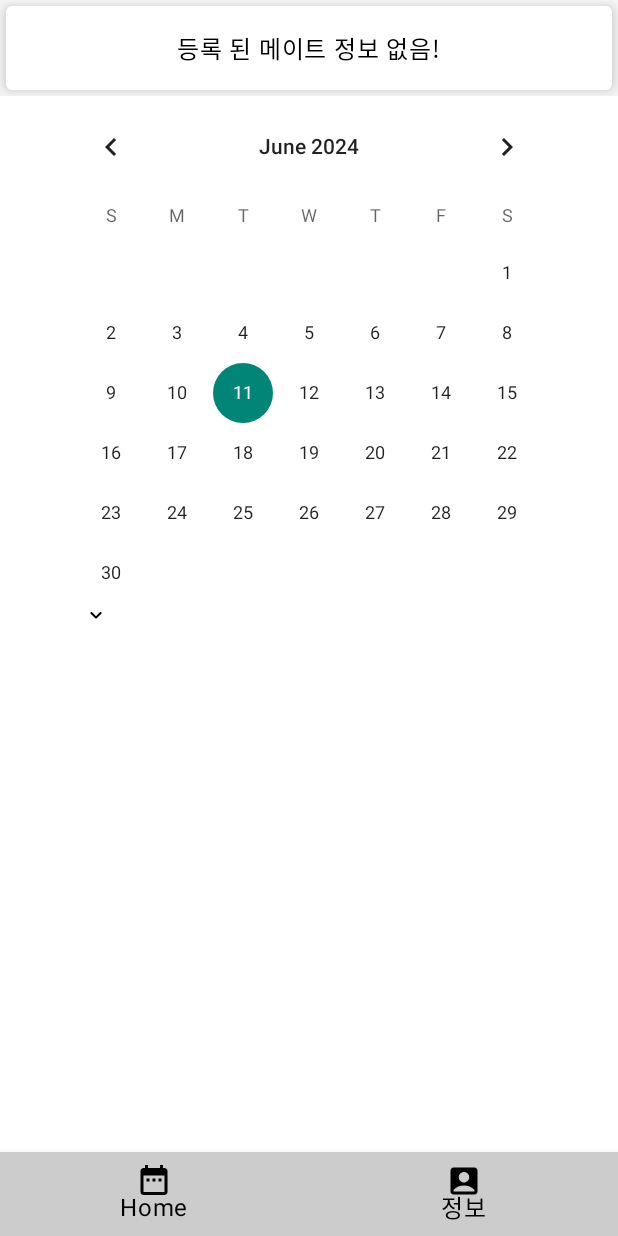
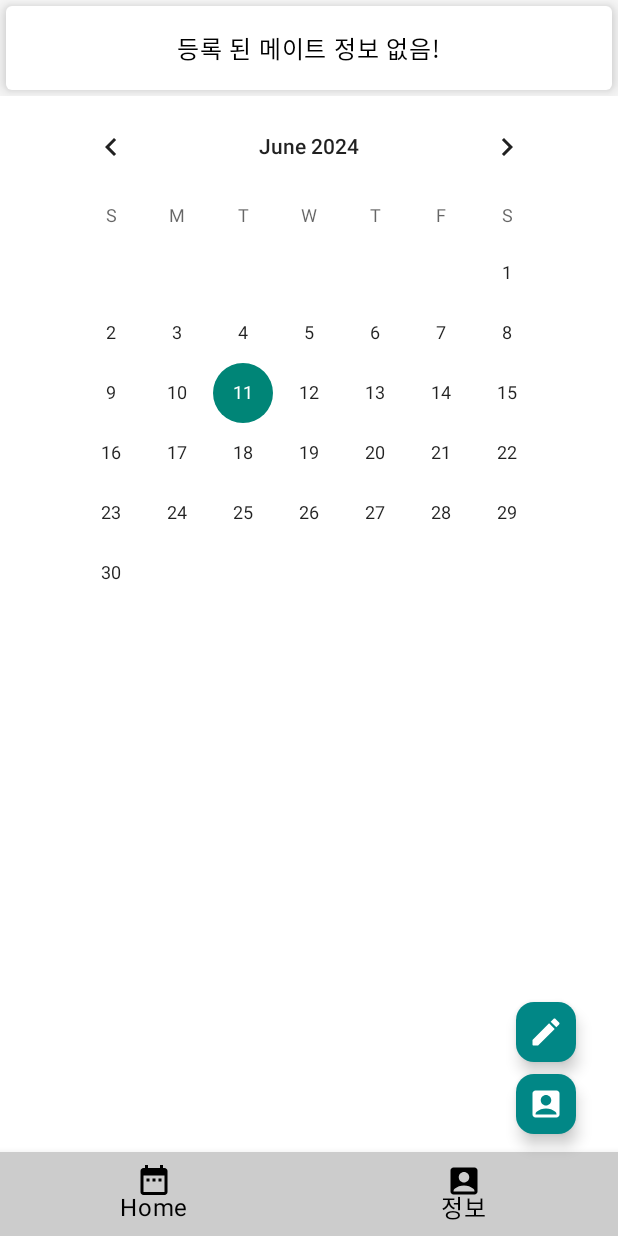
Before and after one commit to coreashield/MateDiaryProject, an Android app built with Jetpack Compose: the screen it shows after launch (MainCalenderActivity), on a phone screen of 412 x 824 dp. Run offline under Robolectric (Android 15) with nearby library versions, the phone set to English and light mode, and no system bars; libraries missing offline, so code that uses them is left out: io.github.jan.supabase; pictures from the network do not load; 11 statements that could not run were skipped.

Commit message:
mainpage BottomNavigationButtons modify

```diff
--- a/app/src/main/java/com/example/matediary/MainCalenderActivity.kt
+++ b/app/src/main/java/com/example/matediary/MainCalenderActivity.kt
@@ -20,18 +20,19 @@ import androidx.compose.foundation.layout.size
 import androidx.compose.foundation.lazy.LazyColumn
 import androidx.compose.foundation.lazy.itemsIndexed
 import androidx.compose.foundation.shape.CircleShape
+import androidx.compose.foundation.shape.RoundedCornerShape
 import androidx.compose.material.BottomNavigation
 import androidx.compose.material.BottomNavigationItem
 import androidx.compose.material.Card
-import androidx.compose.material.IconButton
+import androidx.compose.material.MaterialTheme.colors
 import androidx.compose.material.icons.Icons
 import androidx.compose.material.icons.filled.AccountBox
 import androidx.compose.material.icons.filled.AccountCircle
 import androidx.compose.material.icons.filled.DateRange
-import androidx.compose.material.icons.rounded.KeyboardArrowDown
-import androidx.compose.material3.DropdownMenu
-import androidx.compose.material3.DropdownMenuItem
+import androidx.compose.material.icons.rounded.AccountBox
+import androidx.compose.material.icons.rounded.Create
 import androidx.compose.material3.Icon
+import androidx.compose.material3.SmallFloatingActionButton
 import androidx.compose.material3.Text
 import androidx.compose.runtime.Composable
 import androidx.compose.runtime.LaunchedEffect
@@ -169,6 +170,7 @@ fun CalendarView(navController: NavController) {
             AndroidView(factory = { context ->
                 android.widget.CalendarView(context).apply {
                     val today = Calendar.getInstance()
+
                     date = today.timeInMillis
                     setOnDateChangeListener { _, year, month, dayOfMonth ->
                         val date = "$year-${month + 1}-$dayOfMonth"
@@ -176,20 +178,52 @@ fun CalendarView(navController: NavController) {
                     }
                 }
             })
-            MyCircularDropdownMenu(navController, selectedDate.value)
 
             val diaries: List<String>? = diaryLogText?.map { it.diary }
 
-            DiaryTable(diaries, selectedDate.value, navController)
-            Column(
+            Box(
                 modifier = Modifier.fillMaxSize(),
-                verticalArrangement = Arrangement.Bottom
+                contentAlignment = Alignment.BottomCenter // 내용물을 아래 중앙에 정렬합니다.
             ) {
-                BottomNavigationButtons(navController)
+                Column(){
+                    DiaryTable(diaries, selectedDate.value, navController)
+                    BottomNavigationButtons(navController)
+                }
+
+                Column(Modifier
+                    .fillMaxWidth()
+                    .padding(bottom = 64.dp, end = 24.dp),
+                    horizontalAlignment = Alignment.End){
+                    SmallFloatingActionButton(
+                        onClick = { navController.navigate("diary/${selectedDate.value}")},
+                        containerColor = colors.secondaryVariant,
+                        shape = RoundedCornerShape(12.dp),
+                    ) {
+                        Icon(
+                            imageVector = Icons.Rounded.Create,
+                            contentDescription = "",
+                            tint = Color.White,
+                        )
+                    }
+
+                    SmallFloatingActionButton(
+                        onClick = {  navController.navigate("gallery/${selectedDate.value}")},
+                        containerColor = colors.secondaryVariant,
+                        shape = RoundedCornerShape(12.dp),
+                    ) {
+                        Icon(
+                            imageVector = Icons.Rounded.AccountBox,
+                            contentDescription = "",
+                            tint = Color.White,
+                        )
+                    }
+
+                }
+
             }
-
         }
     }
+
 }
 
 
@@ -400,7 +434,7 @@ fun CardDiaryItem(diaryData: CardDiaryData, navController: NavController) {
     ) {
         Row(
             modifier = Modifier
-                .padding(start = 30.dp, end = 30.dp)
+                .padding(start = 10.dp, end = 50.dp)
                 .fillMaxWidth(),
             verticalAlignment = Alignment.CenterVertically,
             horizontalArrangement = Arrangement.Center
@@ -427,59 +461,3 @@ fun CardDiaryItem(diaryData: CardDiaryData, navController: NavController) {
         }
     }
 }
-
-@Composable
-fun MyCircularDropdownMenu(navController: NavController, date: String) {
-    var expanded by remember { mutableStateOf(false) }
-    val items = listOf("일기장 이동", "갤러리 이동")
-    Column(
-        modifier = Modifier
-            .fillMaxWidth(),
-        horizontalAlignment = Alignment.CenterHorizontally,
-    ) {
-        Box{
-            Row(modifier = Modifier
-                .fillMaxWidth()
-                .padding(start = 56.dp),
-                horizontalArrangement = Arrangement.Start){
-                IconButton(
-                    onClick = { expanded = true },
-                    modifier = Modifier
-                        .size(16.dp)
-                        .background(
-                            color = Color.White,
-                        ),
-                ) {
-                    Icon(
-                        modifier = Modifier
-                            .size(80.dp),
-                        imageVector = Icons.Rounded.KeyboardArrowDown,
-                        contentDescription = "movePage",
-                        tint = Color.Black
-                    )
-                }
-
-                DropdownMenu(
-                    expanded = expanded,
-                    onDismissRequest = { expanded = false },
-                ) {
-                    items.forEachIndexed { index, item ->
-                        DropdownMenuItem(
-                            text = { Text(text = item) },
-                            onClick = {
-                                expanded = false
-                                val route = when (index) {
-                                    0 -> "diary/$date"
-                                    1 -> "gallery/$date"
-                                    else -> return@DropdownMenuItem
-                                }
-                                navController.navigate(route)
-                            }
-                        )
-                    }
-                }
-            }
-
-        }
-    }
-}
```
Also changed, not shown: app/src/main/java/com/example/matediary/GalleryActivity.kt (+37 -19 lines).
